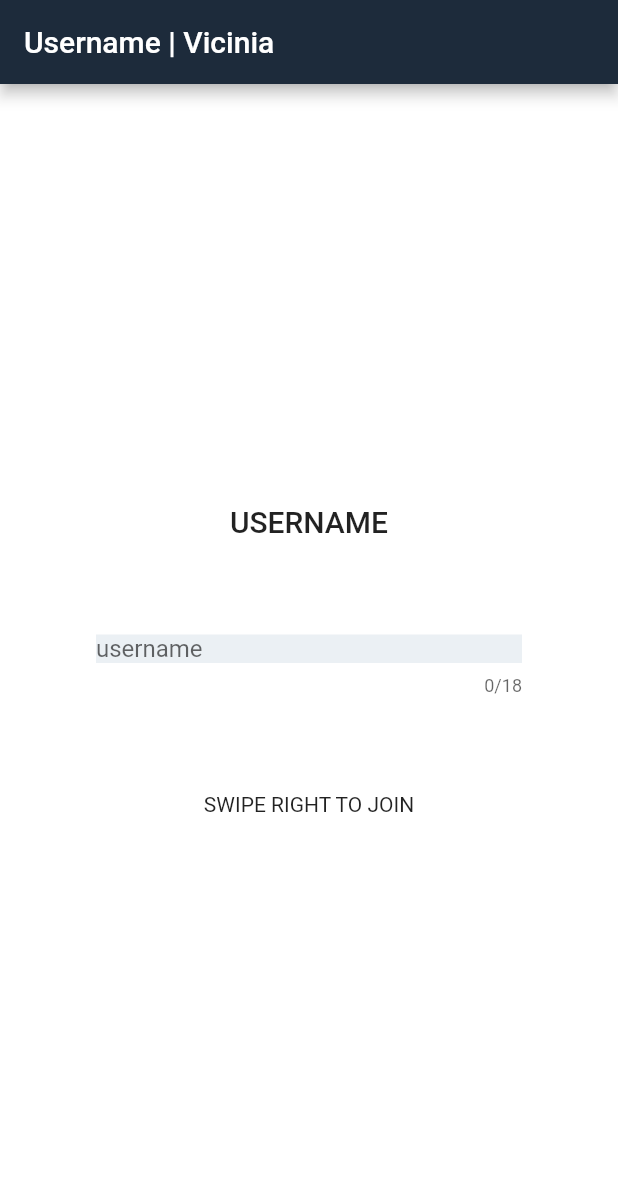
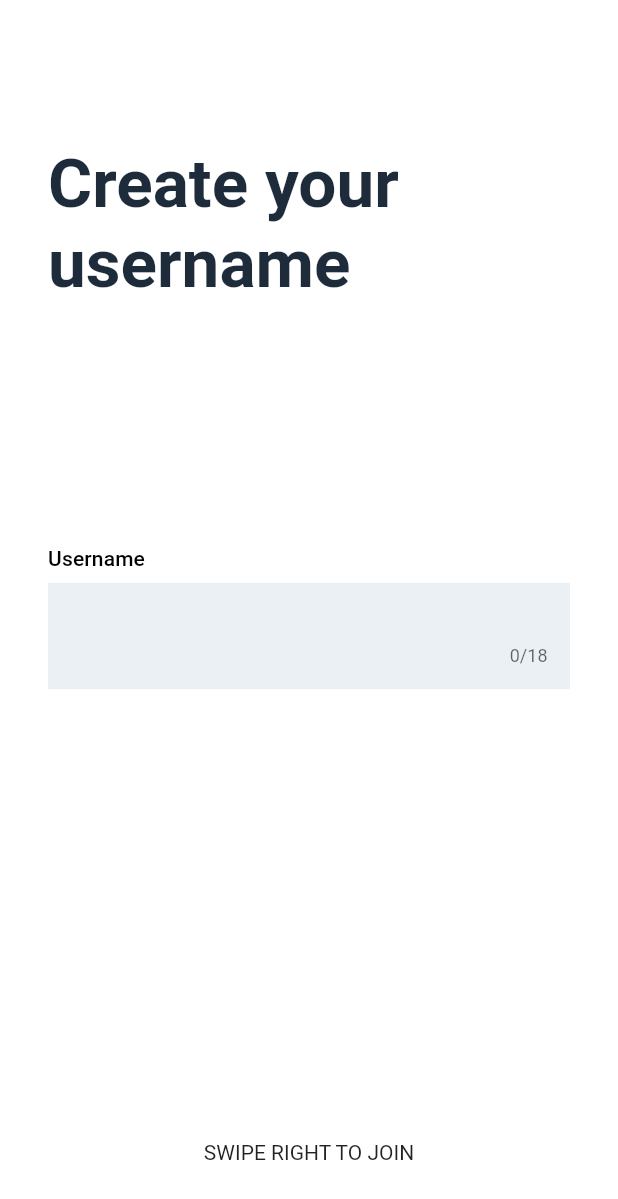
Before and after one commit to bstncartwright/vicinia-app, a Flutter app: the screen it shows after launch, on a phone screen of 412 x 824 dp. Shown: the top 1199 px of the screen. Run offline on Flutter 3.47's test engine with Material 2 defaults, Android fonts, the light colour scheme and no system bars; our stand-ins replace bloc, built_collection, built_value, dio, dynamic_theme, equatable and 3 more; missing offline and left inert: keyboard_visibility; generated files the repository leaves out were written again; Roboto replaces fonts that are missing (Sans Serif).

Commit message:
final stages?

```diff
--- a/lib/bloc/chat_bloc.dart
+++ b/lib/bloc/chat_bloc.dart
@@ -16,9 +16,7 @@ class ChatBloc extends Bloc<ChatEvent, ChatState> {
   final String username;
   Location location;
 
-  ChatBloc({@required this.username, @required this.repository}) {
-    _updateLocation();
-  }
+  ChatBloc({@required this.username, @required this.repository}) : super();
 
   Future<void> _updateLocation() async {
     location = await getCurrentLocation();
--- a/lib/pages/name_selection_page.dart
+++ b/lib/pages/name_selection_page.dart
@@ -1,4 +1,6 @@
 import 'package:flutter/material.dart';
+import 'package:keyboard_visibility/keyboard_visibility.dart';
+import 'package:flutter/animation.dart';
 
 import 'pages.dart';
 import '../utils/utils.dart';
@@ -8,8 +10,49 @@ class NameSelectionPage extends StatefulWidget {
   _NameSelectionPageState createState() => _NameSelectionPageState();
 }
 
-class _NameSelectionPageState extends State<NameSelectionPage> {
+class _NameSelectionPageState extends State<NameSelectionPage>
+    with SingleTickerProviderStateMixin {
   final TextEditingController _textController = TextEditingController();
+  final FocusNode _focusNode = FocusNode();
+  bool _focused = false;
+  AnimationController animationController;
+  Animation<TextStyle> animation;
+
+  @override
+  void initState() {
+    super.initState();
+
+    KeyboardVisibilityNotification().addNewListener(
+      onChange: (bool visible) {
+        setState(() {
+          _focused
+              ? animationController.reverse()
+              : animationController.forward();
+          _focused = !_focused;
+        });
+      },
+    );
+  }
+
+  @override
+  void didChangeDependencies() {
+    super.didChangeDependencies();
+    animationController = AnimationController(
+        duration: const Duration(milliseconds: 250), vsync: this);
+    animation = TextStyleTween(
+            begin: Theme.of(context).textTheme.display2.copyWith(
+                  color: ThemeFactory().dark(),
+                  fontWeight: FontWeight.bold,
+                ),
+            end: Theme.of(context).textTheme.display1.copyWith(
+                color: ThemeFactory().dark(), fontWeight: FontWeight.bold))
+        .animate(animationController)
+          ..addListener(() {
+            setState(() {
+              // animate!
+            });
+          });
+  }
 
   void _handleSubmitted(String text) {
     if (text.isNotEmpty) {
@@ -26,6 +69,12 @@ class _NameSelectionPageState extends State<NameSelectionPage> {
   }
 
   @override
+  void dispose() {
+    animationController.dispose();
+    super.dispose();
+  }
+
+  @override
   Widget build(BuildContext context) {
     return GestureDetector(
       onPanUpdate: (details) {
@@ -34,28 +83,78 @@ class _NameSelectionPageState extends State<NameSelectionPage> {
         }
       },
       child: Scaffold(
-        appBar: AppBar(title: Text("Username | Vicinia")),
+        //appBar: AppBar(title: Text("Username | Vicinia")),
         body: Center(
           child: Container(
-            child: Column(
+            child: Stack(
+              children: <Widget>[
+                Column(
+                  mainAxisAlignment: MainAxisAlignment.start,
+                  children: <Widget>[
+                    Padding(
+                      padding: const EdgeInsets.only(
+                        top: 96.0,
+                        left: 32.0,
+                        bottom: 8.0,
+                      ),
+                      child: Row(
+                        key: UniqueKey(),
+                        mainAxisAlignment: MainAxisAlignment.start,
+                        children: <Widget>[
+                          Text(
+                            "Create your \nusername",
+                            style: animation.value,
+                          ),
+                        ],
+                      ),
+                    ),
+                  ],
+                ),
+                Column(
                   mainAxisAlignment: MainAxisAlignment.center,
                   children: <Widget>[
-                Text("USERNAME", style: Theme.of(context).textTheme.title),
                     Padding(
-                  padding: const EdgeInsets.all(64.0),
+                      padding: const EdgeInsets.only(
+                        left: 32.0,
+                        bottom: 8.0,
+                      ),
+                      child: Row(
+                        mainAxisAlignment: MainAxisAlignment.start,
+                        children: <Widget>[
+                          Text(
+                            "Username",
+                            style: Theme.of(context).textTheme.subtitle,
+                          ),
+                        ],
+                      ),
+                    ),
+                    Padding(
+                      padding: const EdgeInsets.symmetric(
+                        horizontal: 32.0,
+                      ),
+                      child: Container(
+                        decoration: BoxDecoration(
+                          color: ThemeFactory().grey(),
+                        ),
+                        child: Padding(
+                          padding: const EdgeInsets.all(15.0),
                           child: TextField(
+                            focusNode: _focusNode,
                             controller: _textController,
                             onSubmitted: _handleSubmitted,
                             autocorrect: false,
                             maxLength: 18,
+                            maxLengthEnforced: true,
                             decoration: InputDecoration.collapsed(
-                      hintText: "username",
-                      filled: true,
-                      fillColor: ThemeFactory().grey(),
+                              hintText: "",
+                              hintStyle: TextStyle(
+                                fontWeight: FontWeight.bold,
                               ),
                             ),
                           ),
-                Text("SWIPE RIGHT TO JOIN"),
+                        ),
+                      ),
+                    ),
                     // RaisedButton(
                     //   color: ThemeFactory().blue(),
                     //   child: Text(
@@ -66,6 +165,23 @@ class _NameSelectionPageState extends State<NameSelectionPage> {
                     // )
                   ],
                 ),
+                Column(
+                  mainAxisAlignment: MainAxisAlignment.end,
+                  crossAxisAlignment: CrossAxisAlignment.center,
+                  children: <Widget>[
+                    Padding(
+                      padding: const EdgeInsets.only(bottom: 48.0),
+                      child: Row(
+                        mainAxisAlignment: MainAxisAlignment.center,
+                        children: [
+                          Text("SWIPE RIGHT TO JOIN"),
+                        ],
+                      ),
+                    ),
+                  ],
+                ),
+              ],
+            ),
           ),
         ),
       ),
--- a/pubspec.yaml
+++ b/pubspec.yaml
@@ -30,6 +30,7 @@ dependencies:
   dynamic_theme: ^1.0.1
   geolocator: ^3.0.1
   dio: ^2.1.2
+  keyboard_visibility: ^0.5.2
 
   # The following adds the Cupertino Icons font to your application.
   # Use with the CupertinoIcons class for iOS style icons.
```
Also changed, not shown: pubspec.lock. Lines whose indentation alone changed are shown as unchanged.
